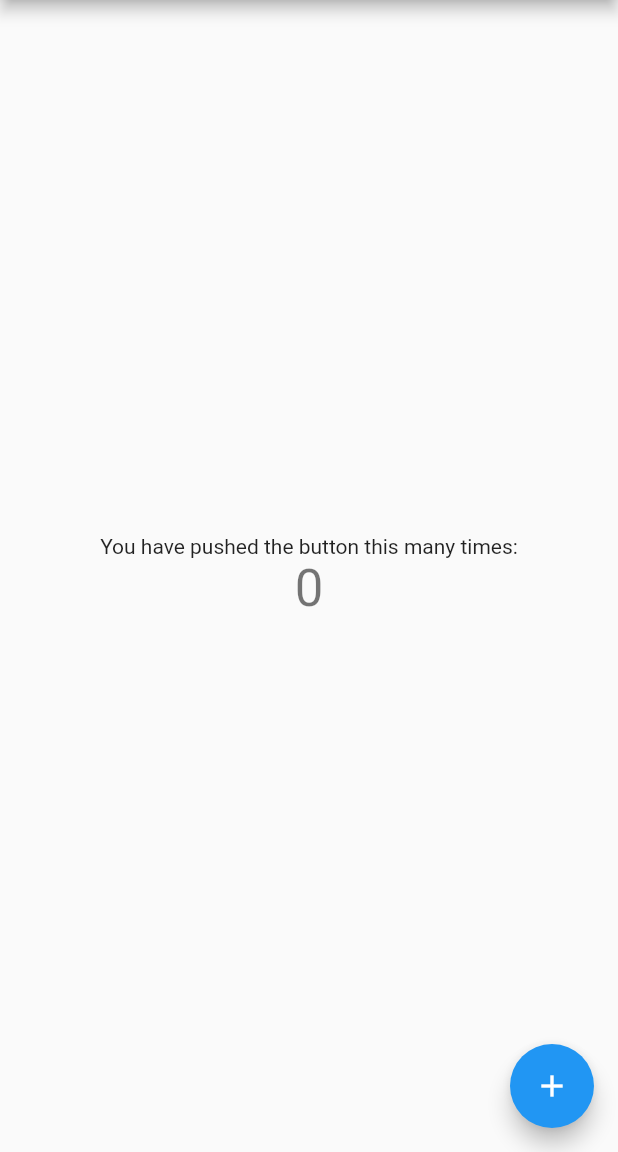
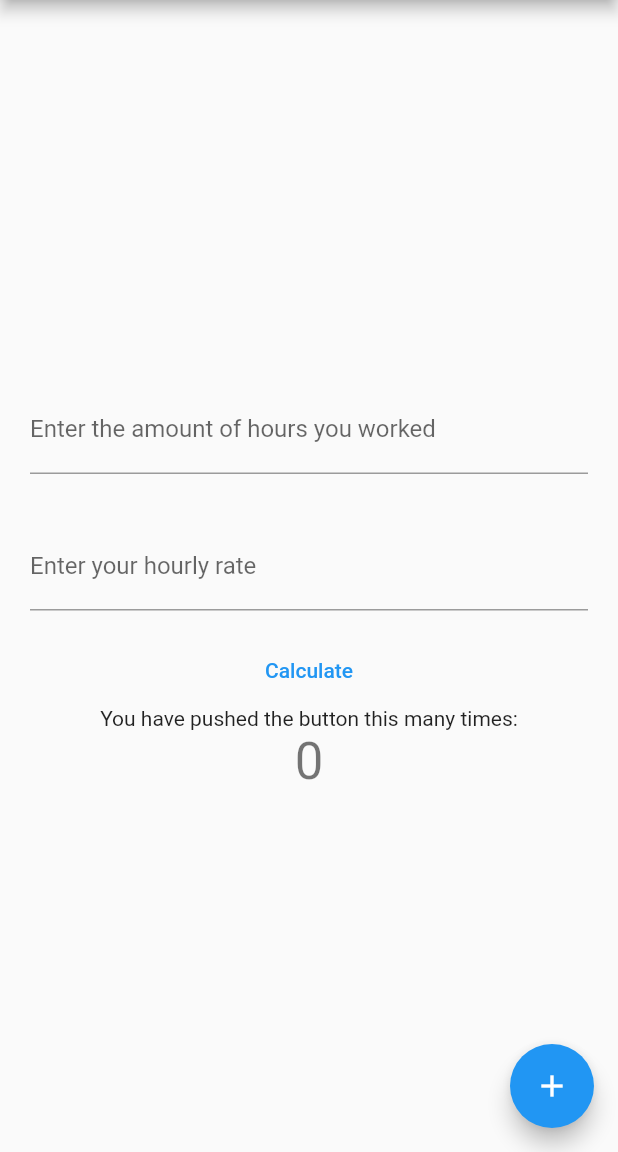
Before and after one commit to adry9204/pay_calculator, a Flutter app: the screen it shows after launch, on a phone screen of 412 x 824 dp, the part 84-1236 px from its top. Run offline on Flutter 3.47's test engine with Material 2 defaults, Android fonts, the phone set to English and light mode, and no system bars.

Commit message:
Input Fields Added

```diff
--- a/lib/main.dart
+++ b/lib/main.dart
@@ -95,6 +95,31 @@ class _MyHomePageState extends State<MyHomePage> {
           // horizontal).
           mainAxisAlignment: MainAxisAlignment.center,
           children: <Widget>[
+            Padding(
+              padding: const EdgeInsets.symmetric(horizontal: 20, vertical: 16),
+              child: TextFormField(
+                decoration: const InputDecoration(
+                  border: UnderlineInputBorder(),
+                  labelText: 'Enter the amount of hours you worked',
+                ),
+              ),
+            ),
+            Padding(
+              padding: const EdgeInsets.symmetric(horizontal: 20, vertical: 16),
+              child: TextFormField(
+                decoration: const InputDecoration(
+                  border: UnderlineInputBorder(),
+                  labelText: 'Enter your hourly rate',
+                ),
+              ),
+            ),
+            TextButton(
+              style: ButtonStyle(
+                foregroundColor: MaterialStateProperty.all<Color>(Colors.blue),
+              ),
+              onPressed: () {},
+              child: Text('Calculate'),
+            ),
             const Text(
               'You have pushed the button this many times:',
             ),
```
